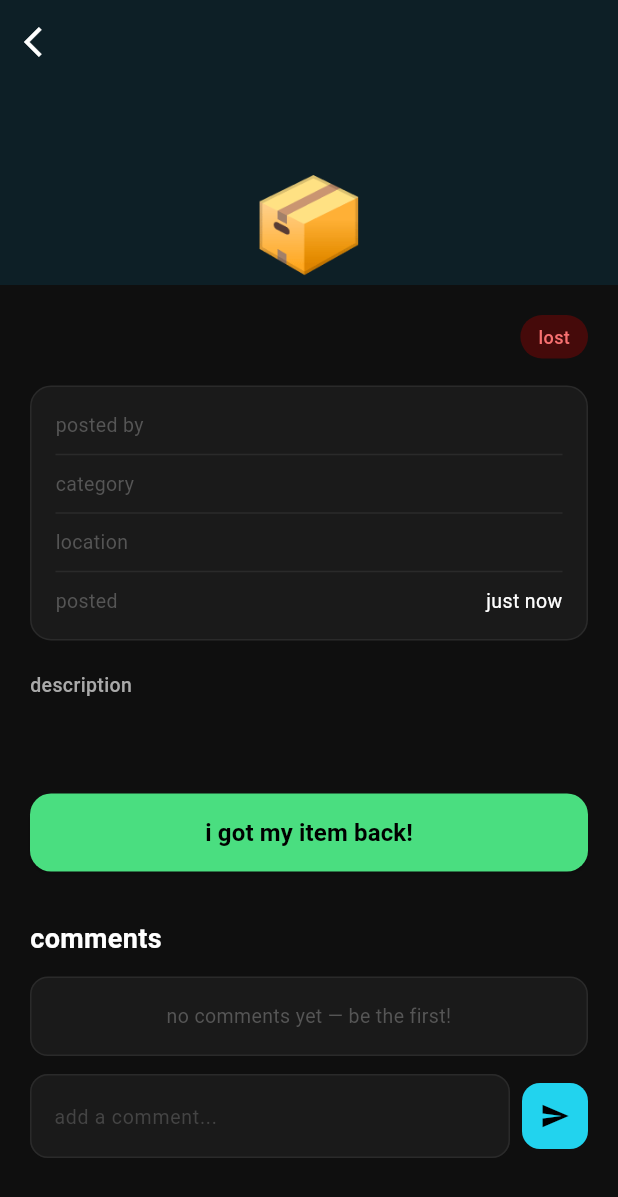
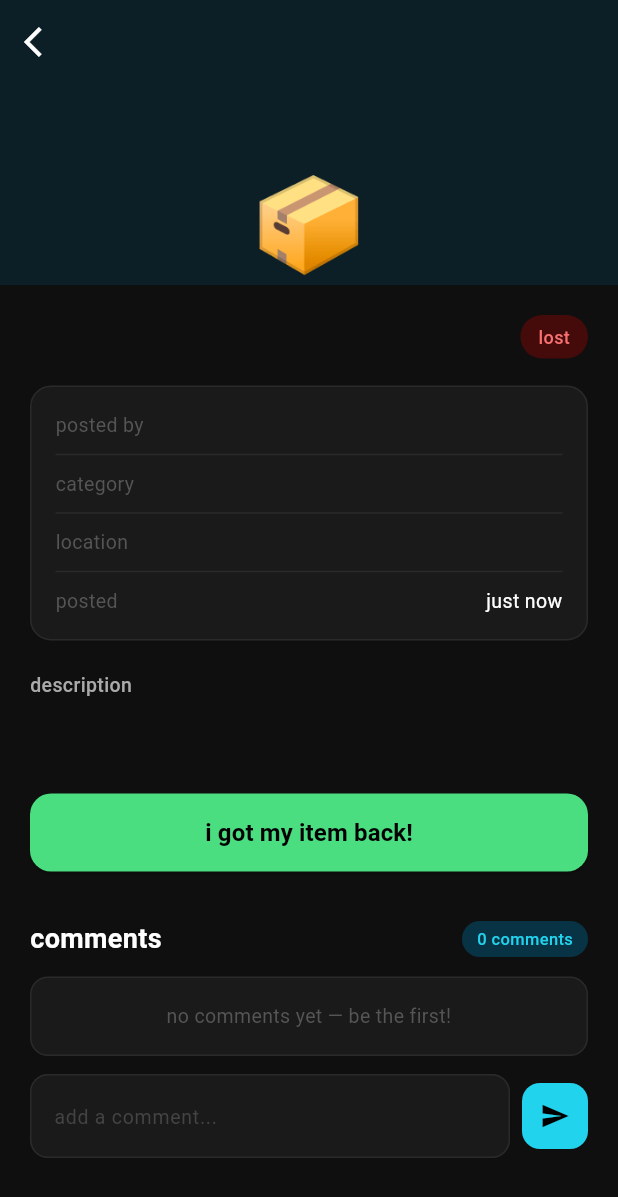
Before and after one commit to bhanukaT56/back-to-you, a Flutter app: the ItemDetailScreen screen opened directly with empty values, scrolled down 222 dp, on a phone screen of 412 x 824 dp. Shown: the top 1197 px of the screen. Run offline on Flutter 3.47's test engine with Material 3 defaults, Android fonts, the phone set to English and light mode, and no system bars; our stand-ins replace cloud_firestore, firebase_auth, firebase_core, firebase_messaging, firebase_storage, flutter_image_compress and 6 more; accounts and stored records are empty.

Commit message:
Final Push

```diff
--- a/lib/screens/item_detail_screen.dart
+++ b/lib/screens/item_detail_screen.dart
@@ -75,7 +75,6 @@ class _ItemDetailScreenState extends State<ItemDetailScreen> {
               child: Column(
                 crossAxisAlignment: CrossAxisAlignment.start,
                 children: [
-                  // title and badge
                   Row(
                     crossAxisAlignment: CrossAxisAlignment.start,
                     children: [
@@ -117,11 +116,9 @@ class _ItemDetailScreenState extends State<ItemDetailScreen> {
 
                   const SizedBox(height: 16),
 
-                  // status tracker — only for found items
                   if (isFound) _buildStatusTracker(item.status),
                   if (isFound) const SizedBox(height: 20),
 
-                  // details card
                   Container(
                     padding: const EdgeInsets.all(16),
                     decoration: BoxDecoration(
@@ -136,7 +133,6 @@ class _ItemDetailScreenState extends State<ItemDetailScreen> {
                         _buildDetailRow('category', item.category),
                         const Divider(color: Color(0xFF2A2A2A), height: 20),
 
-                        // tappable GPS location
                         if (item.latitude != 0 && item.longitude != 0)
                           GestureDetector(
                             onTap: () {
@@ -164,7 +160,8 @@ class _ItemDetailScreenState extends State<ItemDetailScreen> {
                                 const SizedBox(width: 8),
                                 Expanded(
                                   child: Row(
-                                    mainAxisAlignment: MainAxisAlignment.end,
+                                    mainAxisAlignment:
+                                        MainAxisAlignment.end,
                                     children: [
                                       Flexible(
                                         child: Text(
@@ -192,7 +189,6 @@ class _ItemDetailScreenState extends State<ItemDetailScreen> {
                         else
                           _buildDetailRow('location', item.location),
 
-                        // manual location note
                         if (item.manualLocation.isNotEmpty) ...[
                           const Divider(
                               color: Color(0xFF2A2A2A), height: 20),
@@ -208,7 +204,6 @@ class _ItemDetailScreenState extends State<ItemDetailScreen> {
 
                   const SizedBox(height: 20),
 
-                  // description
                   if (item.type == 'lost' || isMyPost)
                     Column(
                       crossAxisAlignment: CrossAxisAlignment.start,
@@ -265,7 +260,6 @@ class _ItemDetailScreenState extends State<ItemDetailScreen> {
 
                   const SizedBox(height: 32),
 
-                  // action buttons
                   if (isMyPost)
                     _buildMyPostActions(item)
                   else
@@ -273,7 +267,6 @@ class _ItemDetailScreenState extends State<ItemDetailScreen> {
 
                   const SizedBox(height: 32),
 
-                  // comments section
                   _buildCommentsSection(item, currentUser),
 
                   const SizedBox(height: 32),
@@ -290,6 +283,9 @@ class _ItemDetailScreenState extends State<ItemDetailScreen> {
     return Column(
       crossAxisAlignment: CrossAxisAlignment.start,
       children: [
+        // UPDATED: comment count badge added
+        Row(
+          children: [
             const Text(
               'comments',
               style: TextStyle(
@@ -298,9 +294,35 @@ class _ItemDetailScreenState extends State<ItemDetailScreen> {
                 fontWeight: FontWeight.bold,
               ),
             ),
+            const Spacer(),
+            StreamBuilder<QuerySnapshot>(
+              stream: _firestoreService.getComments(item.id),
+              builder: (context, snapshot) {
+                final count = snapshot.data?.docs.length ?? 0;
+                return Container(
+                  padding: const EdgeInsets.symmetric(
+                    horizontal: 10,
+                    vertical: 4,
+                  ),
+                  decoration: BoxDecoration(
+                    color: const Color(0xFF083344),
+                    borderRadius: BorderRadius.circular(20),
+                  ),
+                  child: Text(
+                    '$count ${count == 1 ? 'comment' : 'comments'}',
+                    style: const TextStyle(
+                      color: Color(0xFF22D3EE),
+                      fontSize: 11,
+                      fontWeight: FontWeight.w500,
+                    ),
+                  ),
+                );
+              },
+            ),
+          ],
+        ),
         const SizedBox(height: 12),
 
-        // comments list
         StreamBuilder<QuerySnapshot>(
           stream: _firestoreService.getComments(item.id),
           builder: (context, snapshot) {
@@ -352,9 +374,10 @@ class _ItemDetailScreenState extends State<ItemDetailScreen> {
                       .get(),
                   builder: (context, userSnapshot) {
                     String studentId = '';
-        if (userSnapshot.hasData && userSnapshot.data!.exists) {
-          final userData =
-              userSnapshot.data!.data() as Map<String, dynamic>;
+                    if (userSnapshot.hasData &&
+                        userSnapshot.data!.exists) {
+                      final userData = userSnapshot.data!.data()
+                          as Map<String, dynamic>;
                       studentId = userData['studentId'] ?? '';
                     }
 
@@ -375,7 +398,6 @@ class _ItemDetailScreenState extends State<ItemDetailScreen> {
                       child: Row(
                         crossAxisAlignment: CrossAxisAlignment.start,
                         children: [
-              // avatar
                           Container(
                             width: 30,
                             height: 30,
@@ -387,7 +409,8 @@ class _ItemDetailScreenState extends State<ItemDetailScreen> {
                             ),
                             child: Center(
                               child: Text(
-                    (comment['postedByName'] ?? '?')[0].toUpperCase(),
+                                (comment['postedByName'] ?? '?')[0]
+                                    .toUpperCase(),
                                 style: TextStyle(
                                   color: isMyComment
                                       ? Colors.black
@@ -408,7 +431,8 @@ class _ItemDetailScreenState extends State<ItemDetailScreen> {
                                     Text(
                                       isMyComment
                                           ? 'you'
-                              : comment['postedByName'] ?? 'Unknown',
+                                          : comment['postedByName'] ??
+                                              'Unknown',
                                       style: TextStyle(
                                         color: isMyComment
                                             ? const Color(0xFF22D3EE)
@@ -426,7 +450,8 @@ class _ItemDetailScreenState extends State<ItemDetailScreen> {
                                         ),
                                         decoration: BoxDecoration(
                                           color: const Color(0xFF083344),
-                              borderRadius: BorderRadius.circular(6),
+                                          borderRadius:
+                                              BorderRadius.circular(6),
                                         ),
                                         child: Text(
                                           'ID: $studentId',
@@ -471,7 +496,6 @@ class _ItemDetailScreenState extends State<ItemDetailScreen> {
 
         const SizedBox(height: 12),
 
-        // comment input
         Row(
           children: [
             Expanded(
@@ -667,7 +691,7 @@ class _ItemDetailScreenState extends State<ItemDetailScreen> {
                       '${step + 1}',
                       style: const TextStyle(
                         color: Color(0xFF444444),
-                        fontSize: 11,|
+                        fontSize: 11,
                       ),
                     ),
             ),
```
Lines whose indentation alone changed are shown as unchanged.
